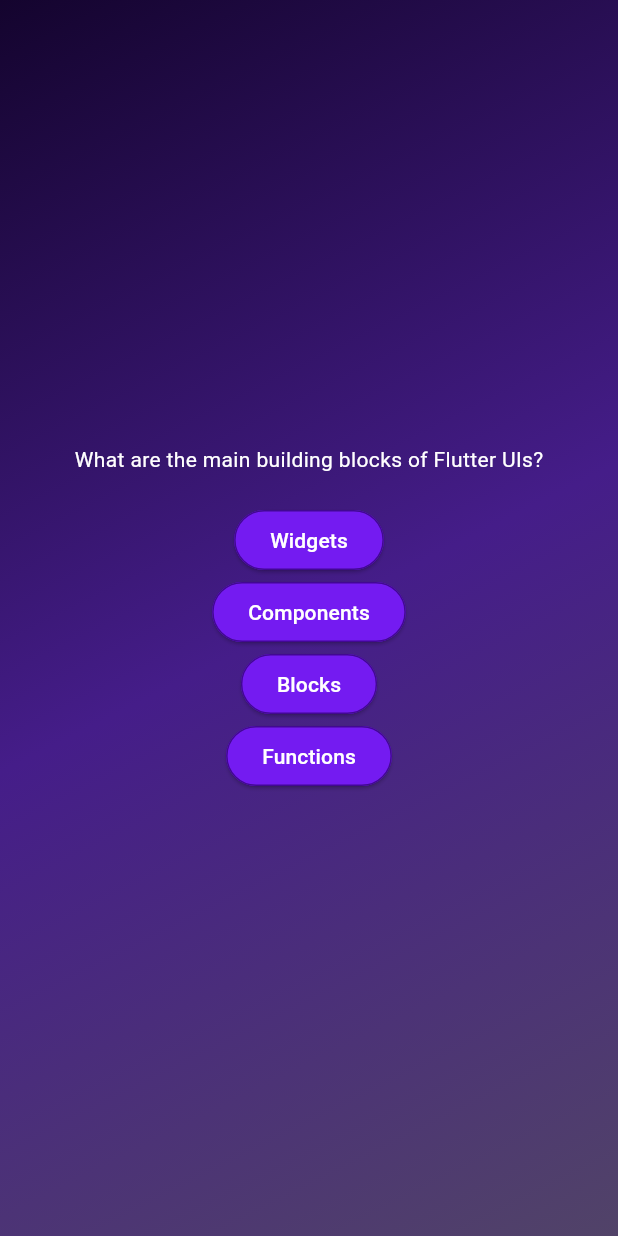
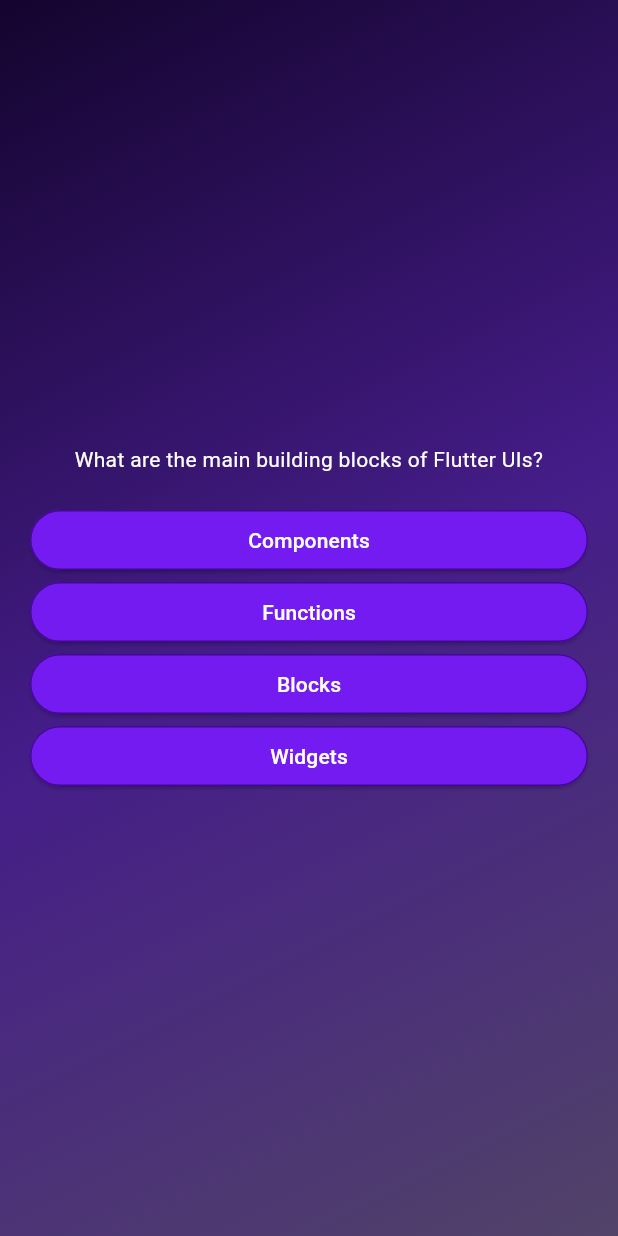
Before and after one commit to fahim25/flutter_quiz, a Flutter app: the screen it shows after launch, after a tap on "Start Quiz!", on a phone screen of 412 x 824 dp. Run offline on Flutter 3.47's test engine with Material 3 defaults, Android fonts, the phone set to English and light mode, and no system bars.

Commit message:
moving around questions

```diff
--- a/lib/models/quiz_questions.dart
+++ b/lib/models/quiz_questions.dart
@@ -2,4 +2,10 @@ class QuizQuestions {
   QuizQuestions({required this.text, required this.answers});
   final String text;
   final List<String> answers;
+
+  List<String> getShuffledAns() {
+    final shuffledList = List.of(answers);
+    shuffledList.shuffle();
+    return shuffledList;
+  }
 }
--- a/lib/questions_screen.dart
+++ b/lib/questions_screen.dart
@@ -12,26 +12,40 @@ class QuestionsScreen extends StatefulWidget {
 }
 
 class _QuestionsScreenState extends State<QuestionsScreen> {
+  var currentQuestionIndex = 0;
+
+  void ansQuestion() {
+    setState(() {
+      // currentQuestionIndex = currentQuestionIndex + 1;
+      // currentQuestionIndex += 1;
+      currentQuestionIndex++;
+    });
+  }
+
   @override
   Widget build(BuildContext context) {
-    final currentQuestion = questions[0];
+    final currentQuestion = questions[currentQuestionIndex];
 
     return SizedBox(
       width: double.infinity,
+      child: Container(
+        margin: const EdgeInsets.all(20),
         child: Column(
           mainAxisAlignment: MainAxisAlignment.center,
+          crossAxisAlignment: CrossAxisAlignment.stretch,
           children: [
             Text(
               currentQuestion.text,
               style: const TextStyle(
                 color: Colors.white,
               ),
+              textAlign: TextAlign.center,
             ),
             const SizedBox(
               height: 20,
             ),
-          ...currentQuestion.answers.map((item) {
-            return AnsButton(btnText: item, onTap: () {});
+            ...currentQuestion.getShuffledAns().map((item) {
+              return AnsButton(btnText: item, onTap: ansQuestion);
             })
 
             /* AnsButton(
@@ -52,6 +66,7 @@ class _QuestionsScreenState extends State<QuestionsScreen> {
             ), */
           ],
         ),
+      ),
     );
   }
 }
```
Lines whose indentation alone changed are shown as unchanged.
